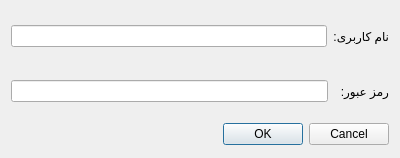
Old version of the form logindialog.ui in the repository iliya-slpr/ap_project.
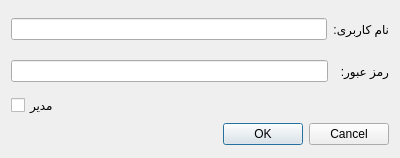
New version of the form.

Commit message: mix user & admin panel ,admin login pannel & set theme

Diff of the .ui file:
```diff
--- a/logindialog.ui
+++ b/logindialog.ui
@@ -58,6 +58,13 @@
      </item>
     </layout>
    </item>
+   <item>
+    <widget class="QCheckBox" name="isAdminCheckBox">
+     <property name="text">
+      <string>مدیر</string>
+     </property>
+    </widget>
+   </item>
    <item>
     <widget class="QDialogButtonBox" name="buttonBox">
      <property name="sizePolicy">
```
The commit also changes 19 other files.
